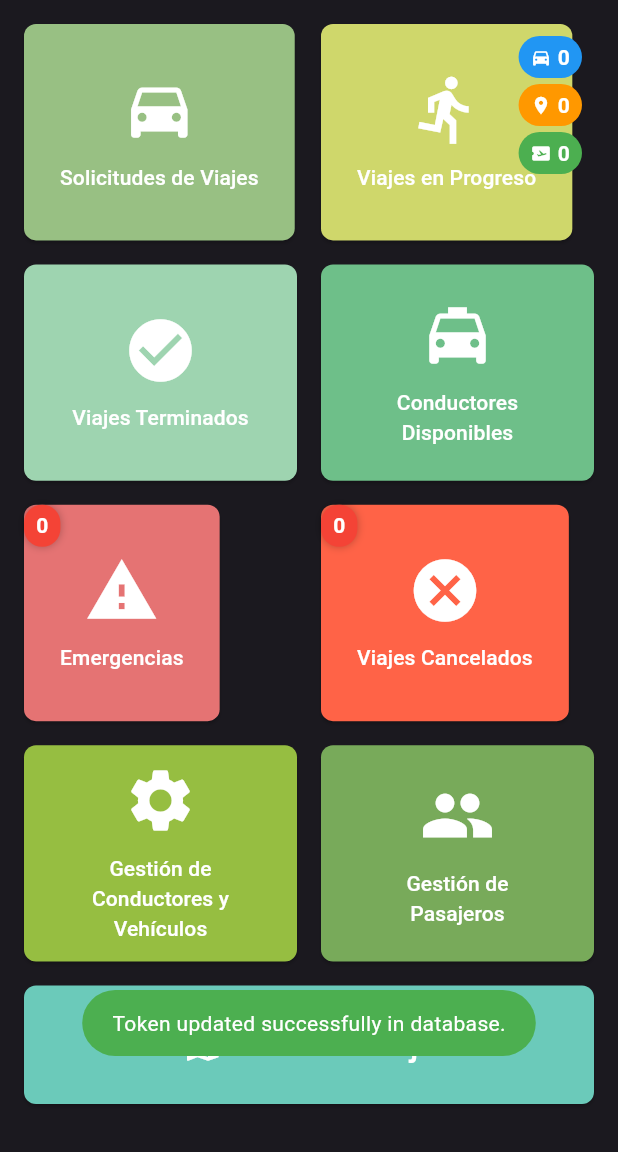
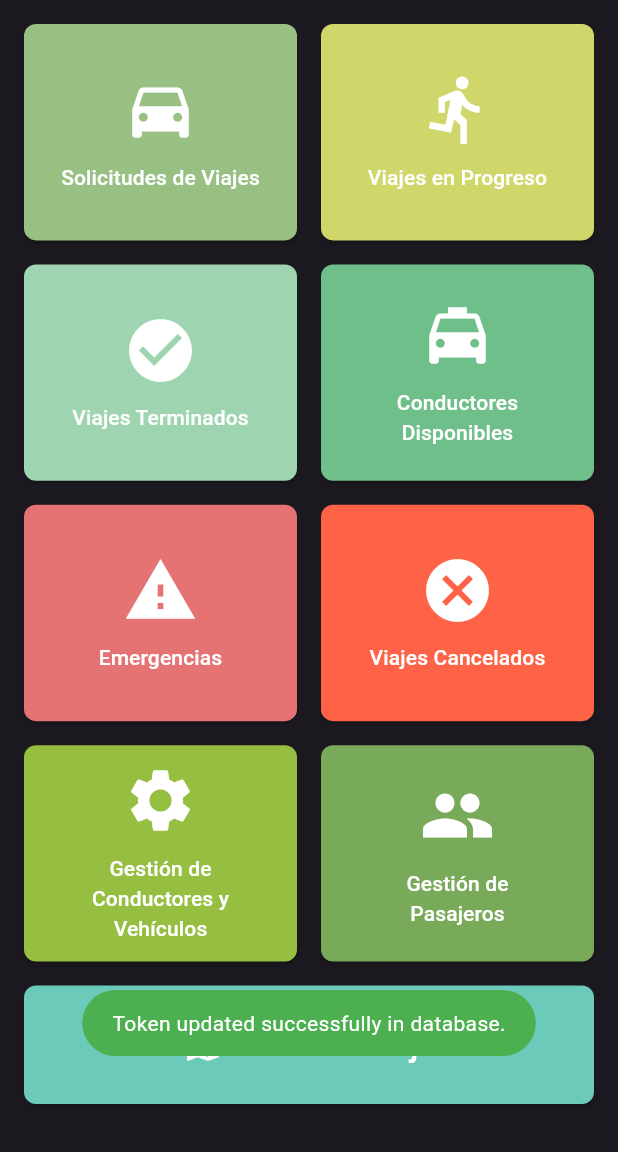
Before and after one commit to V1N1C10S4/Control_room, a Flutter app: the screen it shows after launch, after a tap on "Ingresar", on a phone screen of 412 x 824 dp, the part 84-1236 px from its top. Run offline on Flutter 3.47's test engine with Material 3 defaults, Android fonts, the phone set to English and light mode, and no system bars; our stand-ins replace audioplayers, cached_network_image, cloud_firestore, firebase_core, firebase_database, firebase_messaging and 3 more; missing offline and left inert: flutter_polyline_points; accounts and stored records are empty.

Commit message:
Visual indicators modifications on home_screen

```diff
--- a/lib/src/home_screen.dart
+++ b/lib/src/home_screen.dart
@@ -55,48 +55,6 @@ class _HomeScreenState extends State<HomeScreen> {
     _listenForOngoingTrips();
     _listenForEmergenciesCounter();
     _listenForCancelledTrips();
-  }
-
-  Widget _buildButtonWithIndicator({
-    required String title,
-    required IconData icon,
-    required Color color,
-    required VoidCallback onTap,
-    required int count,
-  }) {
-    return Expanded(
-      child: Stack(
-        children: [
-          ElevatedButton(
-            style: ElevatedButton.styleFrom(
-              backgroundColor: color,
-              shape: RoundedRectangleBorder(
-                borderRadius: BorderRadius.circular(8.0),
-              ),
-            ),
-            onPressed: onTap,
-            child: Column(
-              mainAxisAlignment: MainAxisAlignment.center,
-              children: [
-                Icon(icon, size: 50, color: Colors.white),
-                const SizedBox(height: 10),
-                Text(
-                  title,
-                  textAlign: TextAlign.center,
-                  style: const TextStyle(color: Colors.white),
-                ),
-              ],
-            ),
-          ),
-          if (count > 0) // Solo mostrar si hay notificaciones
-            Positioned(
-              top: 8,
-              right: 8,
-              child: _buildNotificationBubble(count),
-            ),
-        ],
-      ),
-    );
   }
 
   void _listenForEmergencies() {
@@ -473,19 +431,27 @@ class _HomeScreenState extends State<HomeScreen> {
   }
 
   Widget _buildNotificationBubble(int count) {
-    return Container(
+    if (count == 0) return SizedBox(); // Si el contador es 0, no muestra la burbuja.
+
+    return Positioned(
+      top: -5,
+      right: -5,
+      child: Container(
         padding: const EdgeInsets.symmetric(horizontal: 8, vertical: 4),
         decoration: BoxDecoration(
           color: Colors.red,
-        borderRadius: BorderRadius.circular(12),
-        boxShadow: [BoxShadow(color: Colors.black26, blurRadius: 4)],
+          shape: BoxShape.circle,
+          boxShadow: [
+            BoxShadow(color: Colors.black26, blurRadius: 4, spreadRadius: 1),
+          ],
         ),
         child: Text(
-        count > 9 ? '9+' : count.toString(),
+          count > 9 ? '9+' : count.toString(), // Muestra "9+" si el valor es mayor a 9
           style: const TextStyle(
             color: Colors.white,
             fontWeight: FontWeight.bold,
             fontSize: 14,
+          ),
         ),
       ),
     );
@@ -540,11 +506,16 @@ class _HomeScreenState extends State<HomeScreen> {
                   Expanded(
                     child: Stack(
                       children: [
-                        _buildButtonWithIndicator(
-                          title: 'Solicitudes de Viajes',
-                          icon: Icons.directions_car,
-                          color: const Color.fromRGBO(152, 192, 131, 1),
-                          onTap: () => Navigator.push(
+                        SizedBox.expand(
+                          child: ElevatedButton(
+                            style: ElevatedButton.styleFrom(
+                              backgroundColor: const Color.fromRGBO(152, 192, 131, 1),
+                              shape: RoundedRectangleBorder(
+                                borderRadius: BorderRadius.circular(8.0),
+                              ),
+                            ),
+                            onPressed: () {
+                              Navigator.push(
                                 context,
                                 MaterialPageRoute(
                                   builder: (context) => TripRequestScreen(
@@ -553,8 +524,21 @@ class _HomeScreenState extends State<HomeScreen> {
                                     region: widget.region,
                                   ),
                                 ),
+                              );
+                            },
+                            child: const Column(
+                              mainAxisAlignment: MainAxisAlignment.center,
+                              children: [
+                                Icon(Icons.directions_car, size: 50, color: Colors.white),
+                                SizedBox(height: 10),
+                                Text(
+                                  'Solicitudes de Viajes',
+                                  textAlign: TextAlign.center,
+                                  style: TextStyle(color: Colors.white),
                                 ),
-                          count: _pendingCount, // Indicador de solicitudes de viajes
+                              ],
+                            ),
+                          ),
                         ),
                         Positioned(
                           top: 8,
@@ -575,11 +559,16 @@ class _HomeScreenState extends State<HomeScreen> {
                   Expanded(
                     child: Stack(
                       children: [
-                        _buildButtonWithIndicator(
-                          title: 'Viajes en Progreso',
-                          icon: Icons.directions_run,
-                          color: const Color.fromRGBO(207, 215, 107, 1),
-                          onTap: () => Navigator.push(
+                        SizedBox.expand(
+                          child: ElevatedButton(
+                            style: ElevatedButton.styleFrom(
+                              backgroundColor: const Color.fromRGBO(207, 215, 107, 1),
+                              shape: RoundedRectangleBorder(
+                                borderRadius: BorderRadius.circular(8.0),
+                              ),
+                            ),
+                            onPressed: () {
+                              Navigator.push(
                                 context,
                                 MaterialPageRoute(
                                   builder: (context) => OngoingTripScreen(
@@ -587,8 +576,21 @@ class _HomeScreenState extends State<HomeScreen> {
                                     region: widget.region,
                                   ),
                                 ),
+                              );
+                            },
+                            child: const Column(
+                              mainAxisAlignment: MainAxisAlignment.center,
+                              children: [
+                                Icon(Icons.directions_run, size: 50, color: Colors.white),
+                                SizedBox(height: 10),
+                                Text(
+                                  'Viajes en Progreso',
+                                  textAlign: TextAlign.center,
+                                  style: TextStyle(color: Colors.white),
                                 ),
-                          count: _startedCount, // Indicador de viajes en progreso
+                              ],
+                            ),
+                          ),
                         ),
                         Positioned(
                           top: 8,
@@ -596,9 +598,9 @@ class _HomeScreenState extends State<HomeScreen> {
                           child: Column(
                             crossAxisAlignment: CrossAxisAlignment.end,
                             children: [
-                              _buildStatusBubble(_startedCount, Colors.blue, Icons.directions_car),
-                              _buildStatusBubble(_passengerReachedCount, Colors.orange, Icons.place),
-                              _buildStatusBubble(_pickedUpPassengerCount, Colors.green, Icons.airplane_ticket),
+                              if (_startedCount > 0) _buildStatusBubble(_startedCount, Colors.blue, Icons.directions_car),
+                              if (_passengerReachedCount > 0) _buildStatusBubble(_passengerReachedCount, Colors.orange, Icons.place),
+                              if (_pickedUpPassengerCount > 0) _buildStatusBubble(_pickedUpPassengerCount, Colors.green, Icons.airplane_ticket),
                             ],
                           ),
                         ),
@@ -687,19 +689,38 @@ class _HomeScreenState extends State<HomeScreen> {
                   Expanded(
                     child: Stack(
                       children: [
-                        _buildButtonWithIndicator(
-                          title: 'Emergencias',
-                          icon: Icons.warning,
-                          color: Colors.red[300]!, // Color rojo tenue
-                          onTap: () => Navigator.push(
+                        SizedBox.expand(
+                          child: ElevatedButton(
+                            style: ElevatedButton.styleFrom(
+                              backgroundColor: Colors.red[300]!,
+                              shape: RoundedRectangleBorder(
+                                borderRadius: BorderRadius.circular(8.0),
+                              ),
+                            ),
+                            onPressed: () {
+                              Navigator.push(
                                 context,
                                 MaterialPageRoute(
                                   builder: (context) => EmergencyDuringTripScreen(region: widget.region),
                                 ),
+                              );
+                            },
+                            child: const Column(
+                              mainAxisAlignment: MainAxisAlignment.center,
+                              children: [
+                                Icon(Icons.warning, size: 50, color: Colors.white),
+                                SizedBox(height: 10),
+                                Text(
+                                  'Emergencias',
+                                  textAlign: TextAlign.center,
+                                  style: TextStyle(color: Colors.white),
                                 ),
-                          count: _emergencyCount, // Indicador de emergencias
+                              ],
                             ),
-                        _buildNotificationBubble(_emergencyCount),
+                          ),
+                        ),
+                        if (_emergencyCount > 0)
+                          Positioned(top: 8, right: 8, child: _buildNotificationBubble(_emergencyCount)),
                       ],
                     ),
                   ),
@@ -707,12 +728,16 @@ class _HomeScreenState extends State<HomeScreen> {
                   Expanded(
                     child: Stack(
                       children: [
-                        _buildButtonWithIndicator(
-                          title: 'Viajes Cancelados',
-                          icon: Icons.cancel,
-                          color: const Color.fromRGBO(255, 99, 71, 1), // Rojo tomate
-                          onTap: () {
-                            _resetCancelledTripsCount(); // Reinicia el contador al entrar
+                        SizedBox.expand(
+                          child: ElevatedButton(
+                            style: ElevatedButton.styleFrom(
+                              backgroundColor: const Color.fromRGBO(255, 99, 71, 1),
+                              shape: RoundedRectangleBorder(
+                                borderRadius: BorderRadius.circular(8.0),
+                              ),
+                            ),
+                            onPressed: () {
+                              _resetCancelledTripsCount();
                               Navigator.push(
                                 context,
                                 MaterialPageRoute(
@@ -720,9 +745,22 @@ class _HomeScreenState extends State<HomeScreen> {
                                 ),
                               );
                             },
-                          count: _cancelledTripsCount, // Indicador de viajes cancelados
+                            child: const Column(
+                              mainAxisAlignment: MainAxisAlignment.center,
+                              children: [
+                                Icon(Icons.cancel, size: 50, color: Colors.white),
+                                SizedBox(height: 10),
+                                Text(
+                                  'Viajes Cancelados',
+                                  textAlign: TextAlign.center,
+                                  style: TextStyle(color: Colors.white),
                                 ),
-                        _buildNotificationBubble(_cancelledTripsCount),
+                              ],
+                            ),
+                          ),
+                        ),
+                        if (_cancelledTripsCount > 0)
+                          Positioned(top: 8, right: 8, child: _buildNotificationBubble(_cancelledTripsCount)),
                       ],
                     ),
                   ),
```
Lines whose indentation alone changed are shown as unchanged.
